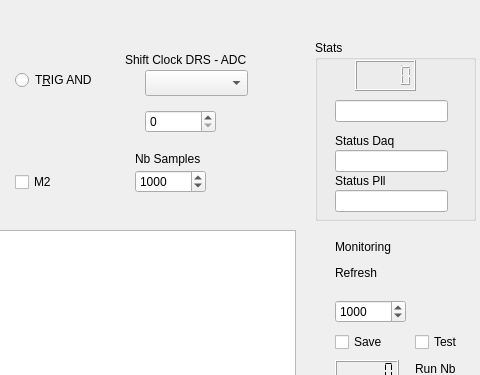
First picture: the form in qt/dial_1asm.ui, repository DPGA/Dcs, before the edit; both pictures show x 235 to 715 and y 0 to 375 of the 715 by 480 pixel window.
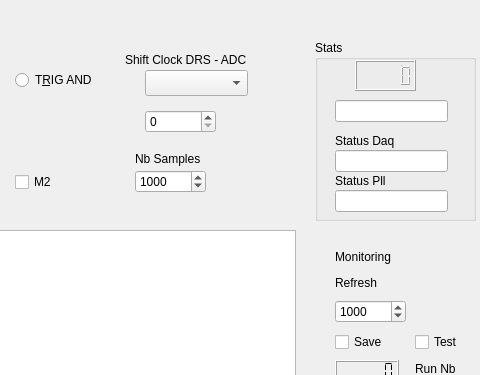
Second picture: the form after the edit.

What changed in the file:
```diff
--- a/qt/dial_1asm.ui
+++ b/qt/dial_1asm.ui
@@ -114,7 +114,7 @@
      <rect>
       <x>20</x>
       <y>130</y>
-      <width>71</width>
+      <width>81</width>
       <height>21</height>
      </rect>
     </property>
@@ -137,7 +137,7 @@
      <rect>
       <x>20</x>
       <y>90</y>
-      <width>71</width>
+      <width>91</width>
       <height>21</height>
      </rect>
     </property>
@@ -369,8 +369,8 @@
    <property name="geometry">
     <rect>
      <x>570</x>
-     <y>230</y>
-     <width>91</width>
+     <y>240</y>
+     <width>101</width>
      <height>61</height>
     </rect>
    </property>
```
Left out of the diff: 9 changed lines with no effect on the pictures.
